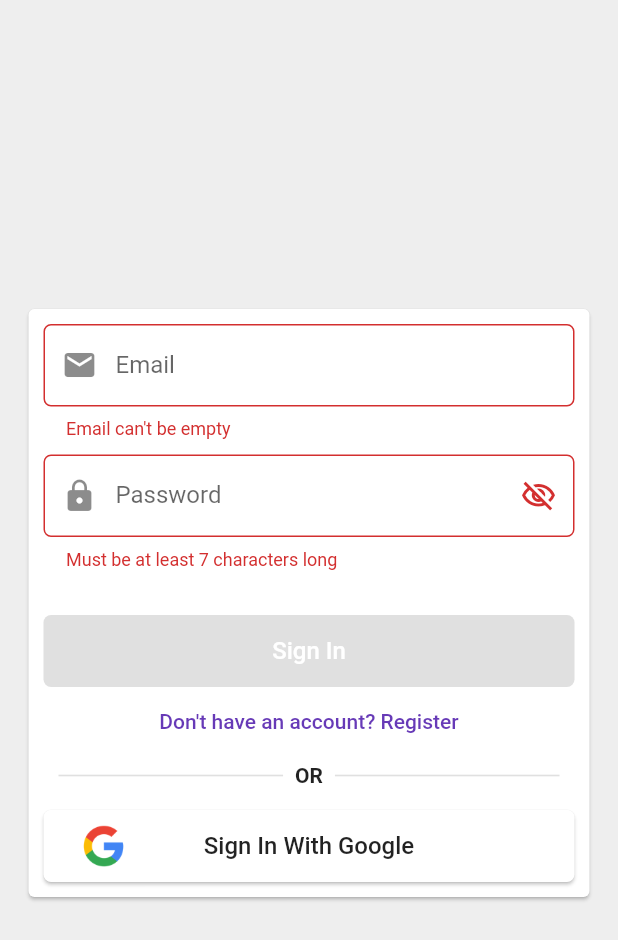
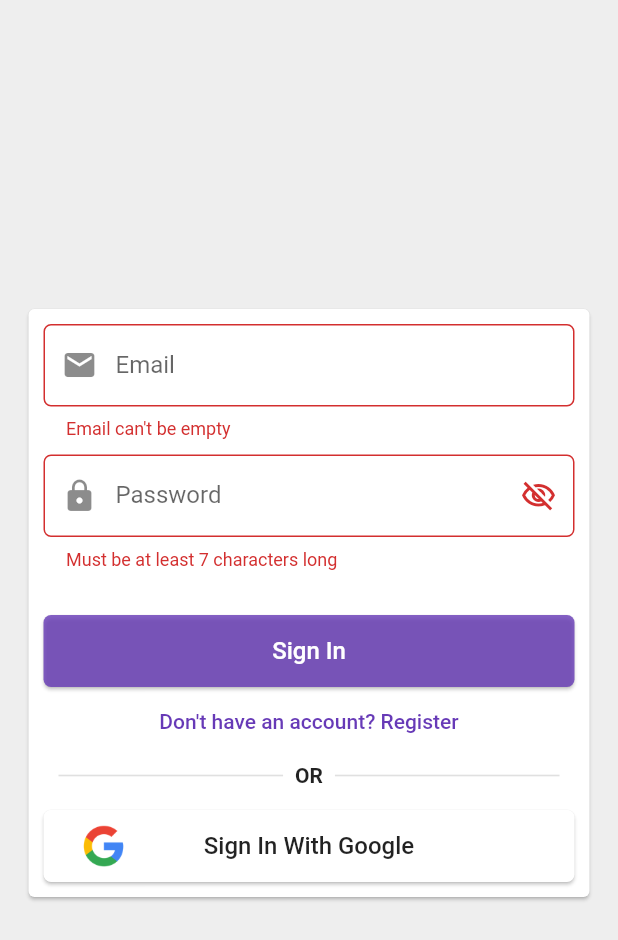
Before and after one commit to JamiuJimoh/jcm, a Flutter app: the screen it shows after launch, after a tap on "Sign In With Google", on a phone screen of 412 x 824 dp. Shown: the top 940 px of the screen. Run offline on Flutter 3.47's test engine with Material 2 defaults, Android fonts, the light colour scheme and no system bars; our stand-ins replace firebase_auth, firebase_core, google_sign_in; accounts and stored records are empty.

Commit message:
implemented google sign in

```diff
--- /dev/null
+++ b/lib/app/landing_page.dart
@@ -0,0 +1,32 @@
+import 'package:firebase_auth/firebase_auth.dart';
+import 'package:flutter/material.dart';
+import 'package:provider/provider.dart';
+
+import '../services/auth.dart';
+import 'home/home_page.dart';
+import 'signin/sign_in_page.dart';
+
+class LandingPage extends StatelessWidget {
+  static const String id = 'landing_page';
+
+  @override
+  Widget build(BuildContext context) {
+    final auth = Provider.of<AuthBase>(context, listen: false);
+
+    return StreamBuilder<User?>(
+      stream: auth.authStateChanges(),
+      builder: (_, snapshot) {
+        if (snapshot.connectionState == ConnectionState.active) {
+          final user = snapshot.data;
+          if (user == null) {
+            return SignInPage();
+          }
+          return HomePage();
+        }
+        return Scaffold(
+          body: Center(child: CircularProgressIndicator()),
+        );
+      },
+    );
+  }
+}
--- a/lib/app/signin/email_sign_in_form.dart
+++ b/lib/app/signin/email_sign_in_form.dart
@@ -39,33 +39,33 @@ class _EmailSignInFormState extends State<EmailSignInForm> {
 
   Future<void> _submit() async {
     try {
-      setState(() {
-        _isLoading = true;
-      });
       await model.submit();
-      Navigator.of(context).pushReplacement(
-        MaterialPageRoute(builder: (_) => Container()),
-      );
-      setState(() {
-        _isLoading = false;
-      });
-    } on FirebaseAuthException catch (e) {
-      // TODO: test ios widget
-
+    } on FirebaseAuthException catch (error) {
       showExceptionAlertDialog(
         context,
         title: 'Sign in failed',
-        exception: e,
+        exception: error,
       );
-      setState(() {
-        _isLoading = false;
-      });
     }
   }
 
   Future<void> _signInWithGoogle(BuildContext context) async {
     try {
-      await model.signInWithGoogle();
+      if (model.formType == EmailSignInFormType.register &&
+          model.userType == null) {
+        ScaffoldMessenger.of(context).showSnackBar(
+          SnackBar(
+              content: Row(
+            children: [
+              Icon(Icons.warning, color: Colors.yellow),
+              const SizedBox(width: 6.0),
+              Text('Register as a teacher or a student'),
+            ],
+          )),
+        );
+      } else {
+        await model.signInWithGoogle();
+      }
     } on Exception catch (e) {
       _showSignInError(context, e);
     }
@@ -101,7 +101,6 @@ class _EmailSignInFormState extends State<EmailSignInForm> {
 
   @override
   Widget build(BuildContext context) {
-    print('model.userType===========');
     print(model.userType);
     return Column(
       crossAxisAlignment: CrossAxisAlignment.stretch,
@@ -163,7 +162,9 @@ class _EmailSignInFormState extends State<EmailSignInForm> {
           value: UserType.teacher,
           groupValue: model.userType,
           onChanged: (user) {
-            model.pickUserType(user!);
+            setState(() {
+              model.userType = user;
+            });
           },
         ),
       if (model.formType == EmailSignInFormType.register)
@@ -172,7 +173,9 @@ class _EmailSignInFormState extends State<EmailSignInForm> {
           value: UserType.student,
           groupValue: model.userType,
           onChanged: (user) {
-            model.pickUserType(user!);
+            setState(() {
+              model.userType = user;
+            });
           },
         ),
       const SizedBox(height: 20.0),
--- a/lib/app/signin/validators.dart
+++ b/lib/app/signin/validators.dart
@@ -17,7 +17,7 @@ class NonEmptyStringValidator implements StringValidator {
 
   @override
   bool confirmPasswordMatch(String password, String confirmPassword) {
-    return password == confirmPassword;
+    return password == confirmPassword && confirmPassword.length >= 7;
   }
 }
 
--- a/lib/common_widgets/custom_elevated_button.dart
+++ b/lib/common_widgets/custom_elevated_button.dart
@@ -25,13 +25,32 @@ class CustomElevatedButton extends StatelessWidget {
       child: ElevatedButton(
         onPressed: onPressed,
         child: child,
-        style: ElevatedButton.styleFrom(
-          primary: buttonColor ?? Theme.of(context).primaryColor,
-          elevation: 1.0,
-          shape: RoundedRectangleBorder(
-            borderRadius: BorderRadius.all(
-              Radius.circular(borderRadius),
+        // style: ElevatedButton.styleFrom(
+
+        //   primary: buttonColor ?? Theme.of(context).primaryColor,
+        //   elevation: 1.0,
+        //   shape: RoundedRectangleBorder(
+        //     borderRadius: BorderRadius.all(
+        //       Radius.circular(borderRadius),
+        //     ),
+        //   ),
+        // ),
+        style: ButtonStyle(
+          elevation: MaterialStateProperty.all(1.0),
+          shape: MaterialStateProperty.all(
+            RoundedRectangleBorder(
+              borderRadius: BorderRadius.all(Radius.circular(borderRadius)),
             ),
+          ),
+          backgroundColor: MaterialStateProperty.resolveWith<Color>(
+            (Set<MaterialState> states) {
+              if (states.contains(MaterialState.pressed))
+                return buttonColor ?? Theme.of(context).primaryColor;
+              else if (states.contains(MaterialState.disabled))
+                return buttonColor ??
+                    Theme.of(context).primaryColor.withOpacity(0.8);
+              return buttonColor ?? Theme.of(context).primaryColor;
+            },
           ),
         ),
       ),
--- a/lib/main.dart
+++ b/lib/main.dart
@@ -1,10 +1,10 @@
 import 'package:firebase_core/firebase_core.dart';
 import 'package:flutter/material.dart';
-import 'package:jamiu_class_manager/services/auth.dart';
 import 'package:provider/provider.dart';
 
-import 'app/signin/sign_in_page.dart';
+import 'app/landing_page.dart';
 import 'app_theme.dart';
+import 'services/auth.dart';
 
 Future<void> main() async{
   WidgetsFlutterBinding.ensureInitialized();
@@ -20,7 +20,7 @@ class MyApp extends StatelessWidget {
       child: MaterialApp(
         title: 'Flutter Demo',
         theme: AppTheme.lightMode,
-        home: SignInPage(),
+        home: LandingPage(),
       ),
     );
   }
```
Also changed, not shown: lib/app/home/home_page.dart (added, +25 -0 lines), lib/app/signin/email_sign_change_model.dart (+1 -12 lines).
